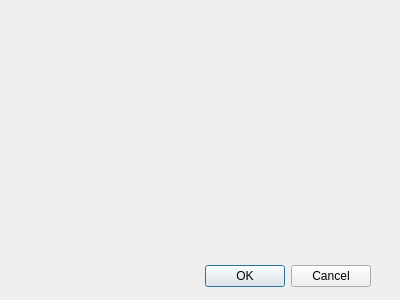
Before: the Qt Designer form LabConnect/einstellungen.ui in LabConnect/Interface, drawn with Qt 5.
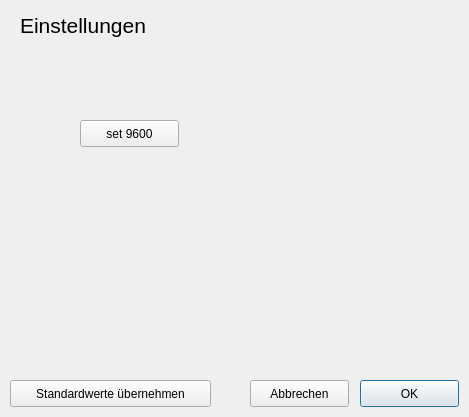
After: the same form once the commit is applied.

What changed in the file:
```diff
--- a/LabConnect/einstellungen.ui
+++ b/LabConnect/einstellungen.ui
@@ -6,27 +6,82 @@
    <rect>
     <x>0</x>
     <y>0</y>
-    <width>400</width>
-    <height>300</height>
+    <width>469</width>
+    <height>417</height>
    </rect>
   </property>
   <property name="windowTitle">
    <string>Dialog</string>
   </property>
-  <widget class="QDialogButtonBox" name="buttonBox">
+  <widget class="QPushButton" name="pushButton">
    <property name="geometry">
     <rect>
-     <x>30</x>
-     <y>260</y>
-     <width>341</width>
-     <height>32</height>
+     <x>360</x>
+     <y>380</y>
+     <width>99</width>
+     <height>27</height>
     </rect>
    </property>
-   <property name="orientation">
-    <enum>Qt::Horizontal</enum>
+   <property name="text">
+    <string>OK</string>
    </property>
-   <property name="standardButtons">
-    <set>QDialogButtonBox::Cancel|QDialogButtonBox::Ok</set>
+  </widget>
+  <widget class="QPushButton" name="pushButton_2">
+   <property name="geometry">
+    <rect>
+     <x>250</x>
+     <y>380</y>
+     <width>99</width>
+     <height>27</height>
+    </rect>
+   </property>
+   <property name="text">
+    <string>Abbrechen</string>
+   </property>
+  </widget>
+  <widget class="QPushButton" name="pushButton_3">
+   <property name="geometry">
+    <rect>
+     <x>10</x>
+     <y>380</y>
+     <width>201</width>
+     <height>27</height>
+    </rect>
+   </property>
+   <property name="text">
+    <string>Standardwerte übernehmen</string>
+   </property>
+  </widget>
+  <widget class="QLabel" name="label">
+   <property name="geometry">
+    <rect>
+     <x>20</x>
+     <y>10</y>
+     <width>131</width>
+     <height>31</height>
+    </rect>
+   </property>
+   <property name="font">
+    <font>
+     <pointsize>16</pointsize>
+     <underline>false</underline>
+    </font>
+   </property>
+   <property name="text">
+    <string>Einstellungen</string>
+   </property>
+  </widget>
+  <widget class="QPushButton" name="pushButton_4">
+   <property name="geometry">
+    <rect>
+     <x>80</x>
+     <y>120</y>
+     <width>99</width>
+     <height>27</height>
+    </rect>
+   </property>
+   <property name="text">
+    <string>set 9600</string>
    </property>
   </widget>
  </widget>
```
Left out of the diff: 35 changed lines with no effect on the pictures.
